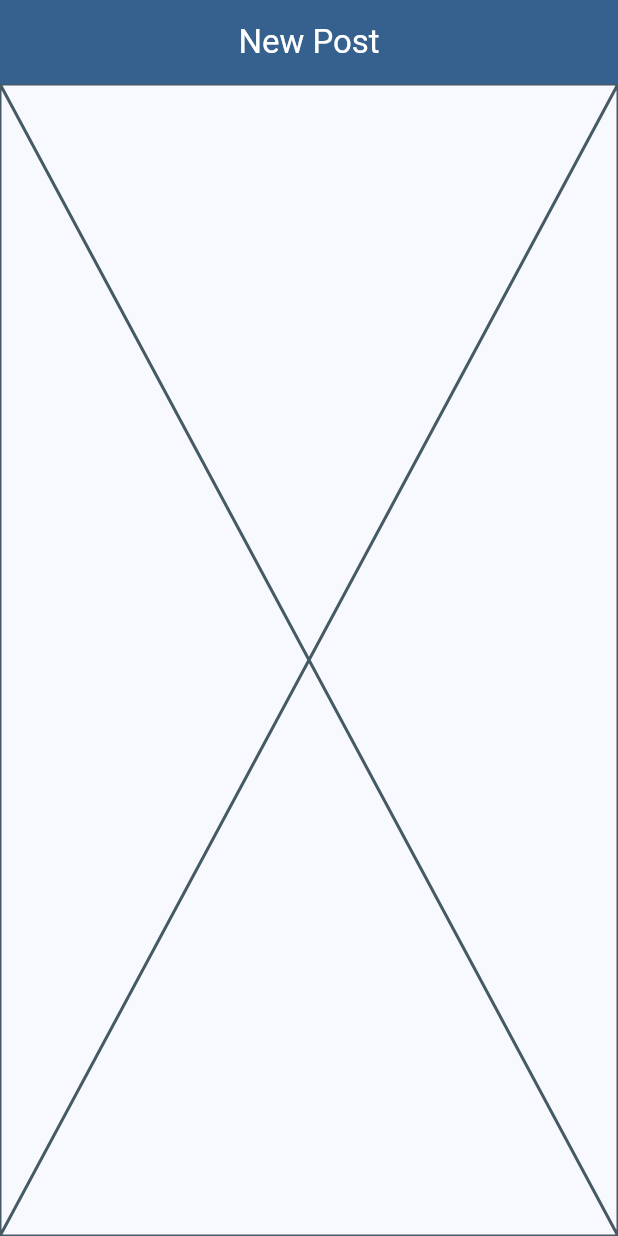
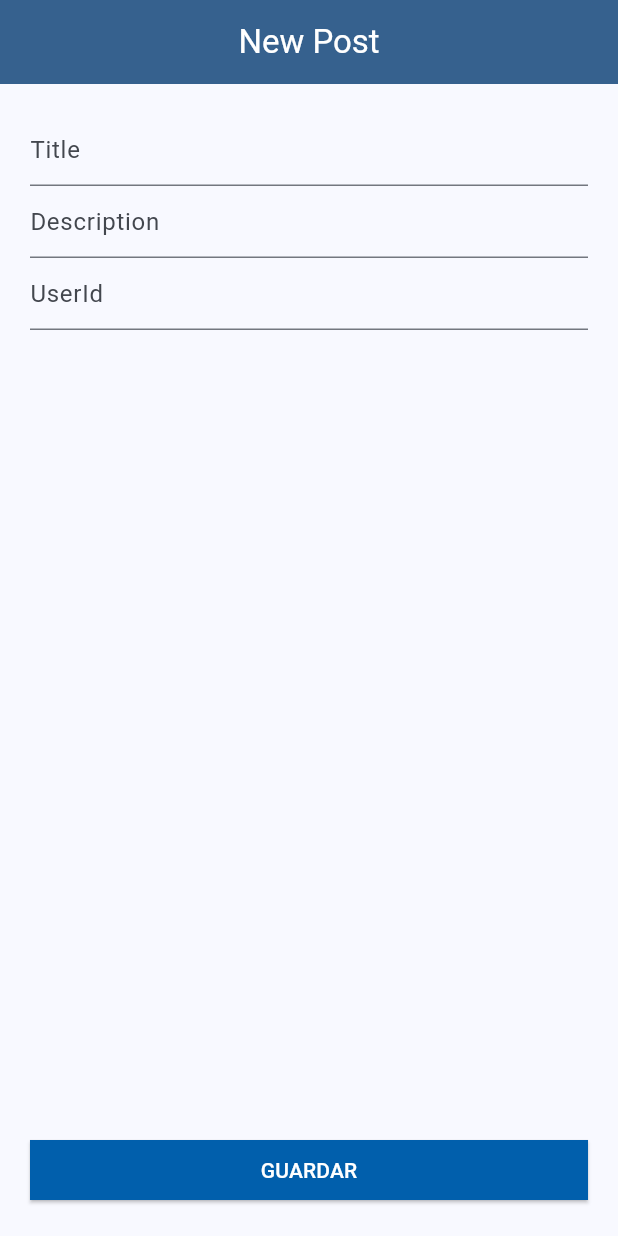
Before and after one commit to JuanManuelCarranzaTorrico/prueba_tec, a Flutter app: the NewPost screen opened by its route, on a phone screen of 412 x 824 dp. Run offline on Flutter 3.47's test engine with Material 3 defaults, Android fonts, the phone set to English and light mode, and no system bars; our stand-ins replace go_router.

Commit message:
new post screen added

```diff
--- a/lib/presentation/screens/post/new_post.dart
+++ b/lib/presentation/screens/post/new_post.dart
@@ -13,7 +13,58 @@ class NewPost extends StatelessWidget {
         foregroundColor: Colors.white,
         centerTitle: true,
       ),
-      body: Placeholder()
+      body: _postForm(),
     );
   }
 }
+//statefull widget with a form to create a new post
+class _postForm extends StatefulWidget {
+  const _postForm({super.key});
+
+  @override
+  State<_postForm> createState() => _postFormState();
+}
+
+class _postFormState extends State<_postForm> {
+  @override
+  Widget build(BuildContext context) {
+    return Container(
+      padding: const EdgeInsets.all(20),
+      child: Column(
+        children: [
+          TextFormField(
+            decoration: const InputDecoration(
+              hintText: 'Title',
+            ),
+          ),
+          TextFormField(
+            decoration: const InputDecoration(
+              hintText: 'Description',
+            ),
+          ),
+          TextFormField(
+            decoration: const InputDecoration(
+              hintText: 'UserId',
+            ),
+          ),
+          //button on the bottom of the screen
+          const Spacer(),
+          SizedBox(
+            width: double.infinity,
+            child: ElevatedButton(
+              onPressed: () {},
+              style: ElevatedButton.styleFrom(
+                primary: const Color.fromARGB(255, 1, 95, 172),
+                onPrimary: Colors.white,
+                shape: RoundedRectangleBorder(
+                  borderRadius: BorderRadius.zero,
+                )
+              ),
+              child: const Text('GUARDAR'),
+            ),
+          ),
+        ],
+      ),
+    );
+  }
+}
```
